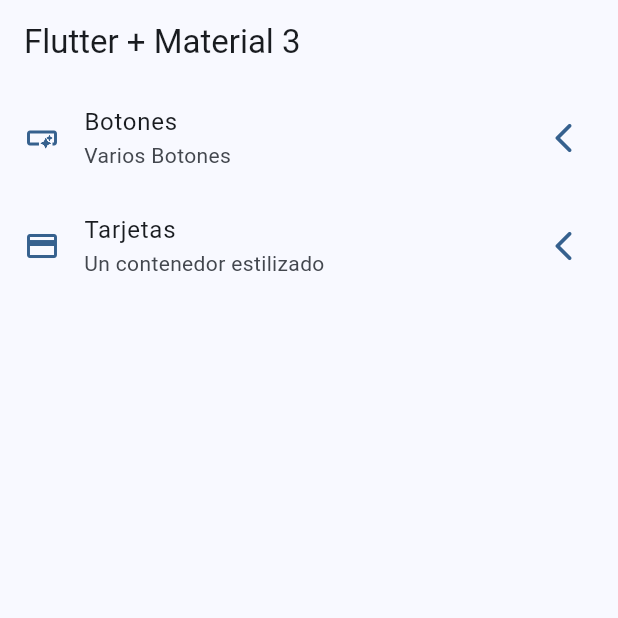
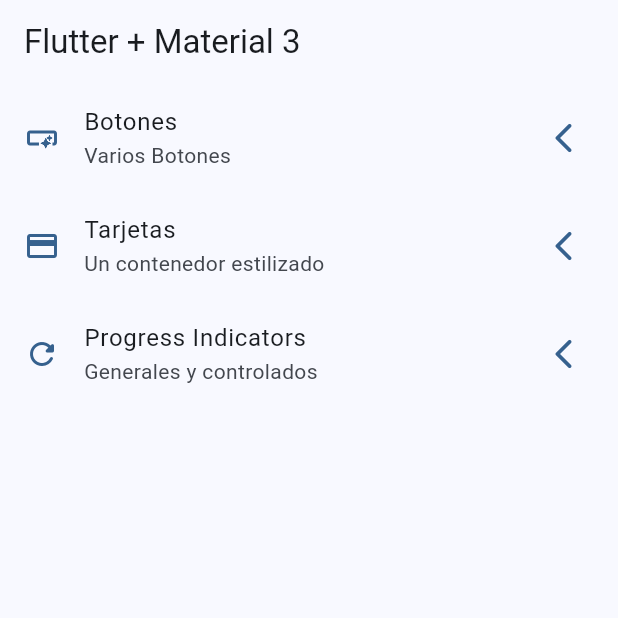
Before and after one commit to danielsimarro/widgets_app, a Flutter app: the screen it shows after launch, on a phone screen of 412 x 824 dp, the top half of it. Run offline on Flutter 3.47's test engine with Material 2 defaults, Android fonts, the phone set to English and light mode, and no system bars; our stand-ins replace go_router.

Commit message:
progress indicators

```diff
--- a/lib/config/menu/menu_items.dart
+++ b/lib/config/menu/menu_items.dart
@@ -23,5 +23,10 @@ const appMenuItems = <MenuItem>[
       title: 'Tarjetas',
       subTitle: 'Un contenedor estilizado',
       link: '/cards',
-      icon: Icons.credit_card)
+      icon: Icons.credit_card),
+  MenuItem(
+      title: 'Progress Indicators',
+      subTitle: 'Generales y controlados',
+      link: '/progress',
+      icon: Icons.refresh_rounded),
 ];
--- a/lib/config/router/app_router.dart
+++ b/lib/config/router/app_router.dart
@@ -7,15 +7,23 @@ final appRouter = GoRouter(
   routes: [
     GoRoute(
       path: '/',
+      name: HomeScreen.name,
       builder: (context, state) => const HomeScreen(),
     ),
     GoRoute(
       path: '/buttons',
+      name: ButtonsScreen.name,
       builder: (context, state) => const ButtonsScreen(),
     ),
     GoRoute(
       path: '/cards',
+      name: CardsScreen.name,
       builder: (context, state) => const CardsScreen(),
+    ),
+    GoRoute(
+      path: '/progress',
+      name: ProgressScreen.name,
+      builder: (context, state) => const ProgressScreen(),
     )
   ],
 );
--- a/lib/presentation/screens/cards/cards_screen.dart
+++ b/lib/presentation/screens/cards/cards_screen.dart
@@ -11,6 +11,8 @@ const cards = <Map<String, dynamic>>[
 
 class CardsScreen extends StatelessWidget {
   const CardsScreen({super.key});
+
+  static const String name = 'cards_sceen';
 
   @override
   Widget build(BuildContext context) {
--- a/lib/presentation/screens/home/home_screen.dart
+++ b/lib/presentation/screens/home/home_screen.dart
@@ -4,6 +4,8 @@ import 'package:widgets_app/config/menu/menu_items.dart';
 
 class HomeScreen extends StatelessWidget {
   const HomeScreen({super.key});
+
+  static const String name = 'home_sceen';
 
   @override
   Widget build(BuildContext context) {
```
Also changed, not shown: lib/presentation/screens/progress/progress_screen.dart (+71 -1 lines).
